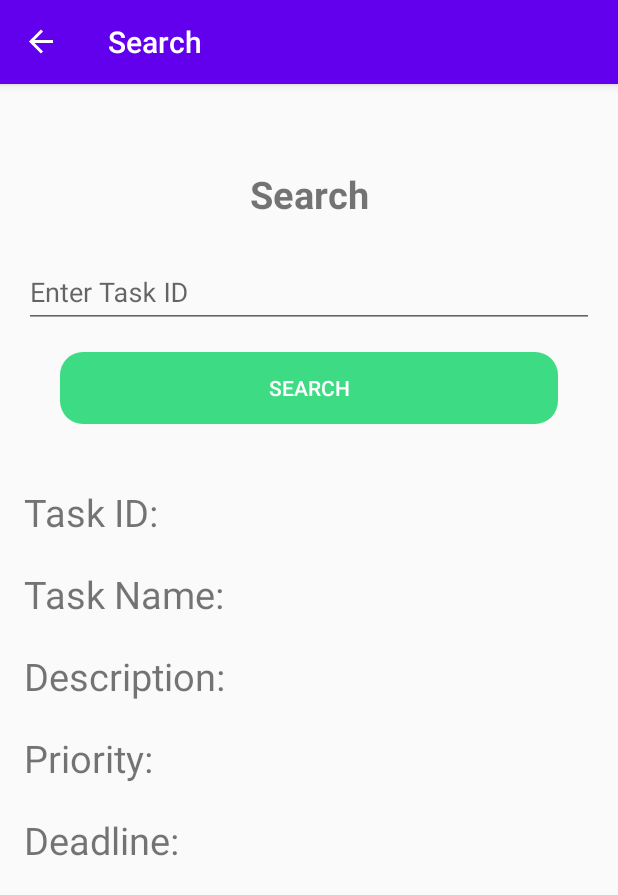
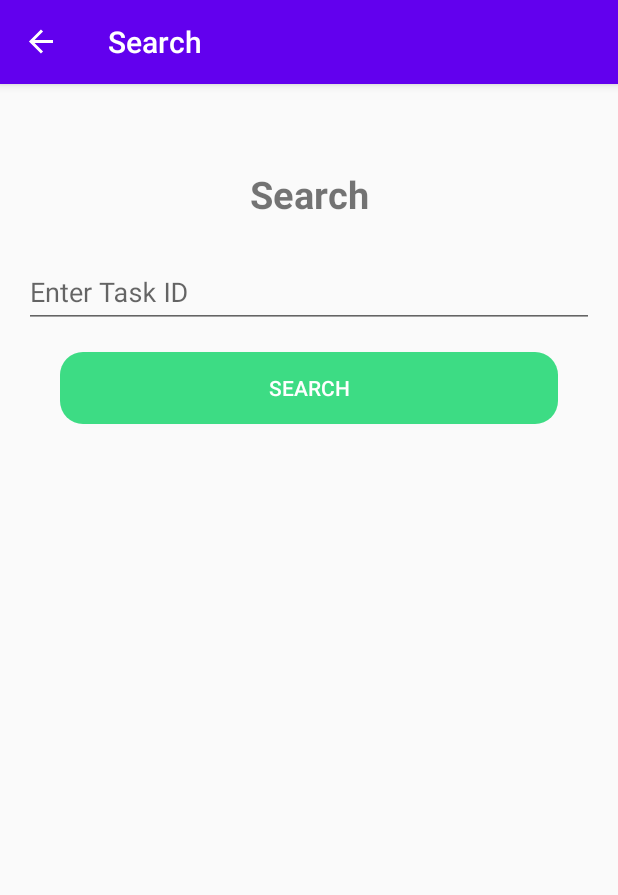
Before and after one commit to anuk549/Task-Management-Application, an Android app: the FindFragment screen opened through its navigation route, on a phone screen of 412 x 824 dp. Shown: the top 895 px of the screen. Run offline under Robolectric (Android 15) with nearby library versions, the phone set to English and light mode, and no system bars; our stand-ins replace Room's generated code, navigation-ui.

Commit message:
Add functionality to display 'No result found' message when search returns no matching task

```diff
--- a/app/src/main/java/com/example/task/fragments/Find/FindFragment.kt
+++ b/app/src/main/java/com/example/task/fragments/Find/FindFragment.kt
@@ -24,6 +24,7 @@ class FindFragment : Fragment() {
     private lateinit var descriptionTextView: TextView
     private lateinit var priorityTextView: TextView
     private lateinit var deadlineTextView: TextView
+    private lateinit var noResultTextView: TextView
 
     override fun onCreateView(
         inflater: LayoutInflater,
@@ -40,6 +41,10 @@ class FindFragment : Fragment() {
         descriptionTextView = view.findViewById(R.id.description_textview)
         priorityTextView = view.findViewById(R.id.priority_textview)
         deadlineTextView = view.findViewById(R.id.deadline_textview)
+        noResultTextView = view.findViewById(R.id.no_result_textview)
+
+        // Hide task details initially
+        hideTaskDetails()
 
         // Initialize ViewModel
         taskViewModel = ViewModelProvider(this).get(TaskViewModel::class.java)
@@ -55,10 +60,14 @@ class FindFragment : Fragment() {
 
     private fun searchTaskById(taskId: Int) {
         taskViewModel.findTaskById(taskId).observe(viewLifecycleOwner, Observer { task ->
-            task?.let {
-                displayTaskDetails(it)
-            } ?: run {
+            if (task != null) {
+                displayTaskDetails(task)
+                noResultTextView.visibility = View.GONE
+                showTaskDetails()
+            } else {
                 clearTaskDetails()
+                noResultTextView.visibility = View.VISIBLE
+                hideTaskDetails()
             }
         })
     }
@@ -72,10 +81,26 @@ class FindFragment : Fragment() {
     }
 
     private fun clearTaskDetails() {
-        taskIdTextView.text = "Task ID: "
-        taskNameTextView.text = "Task Name: "
-        descriptionTextView.text = "Description: "
-        priorityTextView.text = "Priority: "
-        deadlineTextView.text = "Deadline: "
+        taskIdTextView.text = ""
+        taskNameTextView.text = ""
+        descriptionTextView.text = ""
+        priorityTextView.text = ""
+        deadlineTextView.text = ""
+    }
+
+    private fun showTaskDetails() {
+        taskIdTextView.visibility = View.VISIBLE
+        taskNameTextView.visibility = View.VISIBLE
+        descriptionTextView.visibility = View.VISIBLE
+        priorityTextView.visibility = View.VISIBLE
+        deadlineTextView.visibility = View.VISIBLE
+    }
+
+    private fun hideTaskDetails() {
+        taskIdTextView.visibility = View.GONE
+        taskNameTextView.visibility = View.GONE
+        descriptionTextView.visibility = View.GONE
+        priorityTextView.visibility = View.GONE
+        deadlineTextView.visibility = View.GONE
     }
 }
--- a/app/src/main/res/layout/fragment_find.xml
+++ b/app/src/main/res/layout/fragment_find.xml
@@ -101,4 +101,18 @@
             android:text="Deadline:" />
     </LinearLayout>
 
+    <!-- No result found message -->
+    <TextView
+        android:id="@+id/no_result_textview"
+        android:layout_width="wrap_content"
+        android:layout_height="wrap_content"
+        android:text="No result found"
+        android:textSize="20sp"
+        android:textColor="#111"
+        android:visibility="gone"
+        app:layout_constraintTop_toBottomOf="@+id/search_button"
+        app:layout_constraintStart_toStartOf="parent"
+        app:layout_constraintEnd_toEndOf="parent"
+        android:layout_marginTop="16dp"/>
+
 </androidx.constraintlayout.widget.ConstraintLayout>
```
